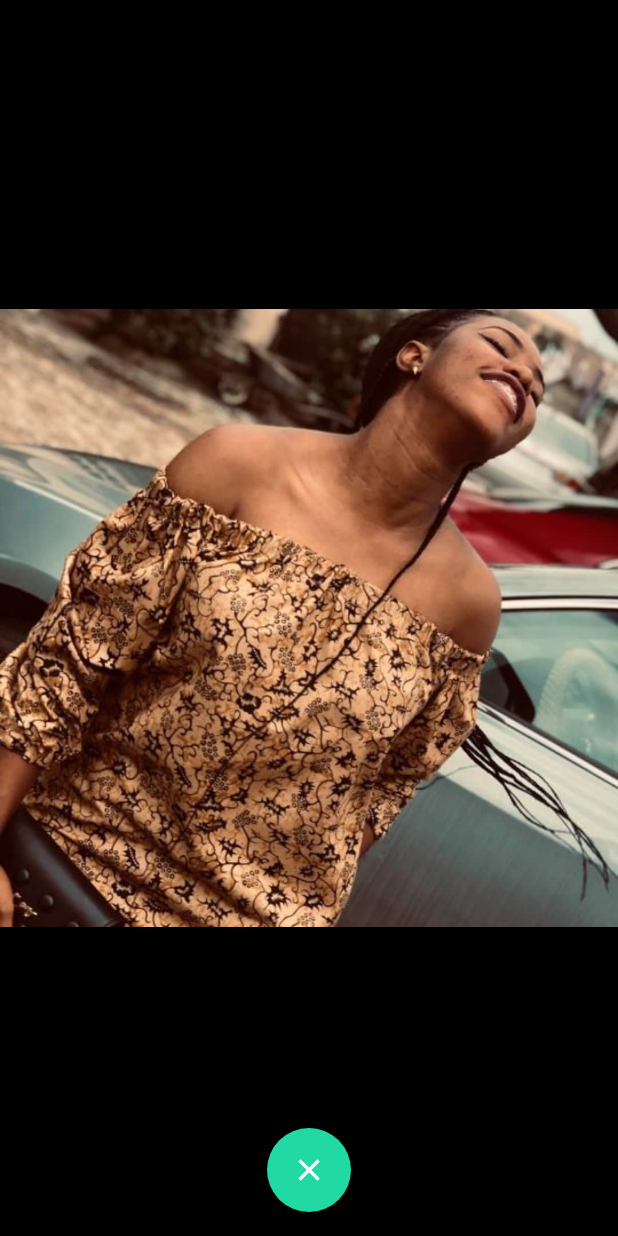
After one commit to ibukunoluwanap/marktorder_flutter, a Flutter app: the ViewImage screen opened directly, on a phone screen of 412 x 824 dp. The commit adds this screen. Run offline on Flutter 3.47's test engine with Material 2 defaults, Android fonts, the phone set to English and light mode, and no system bars; drawn by our look-alikes of photo_view; our stand-ins replace csc_picker, email_validator, flutter_rating_bar, google_fonts, iconsax, intl_phone_number_input; missing offline and left inert: dropdown_plus, flutter_rounded_date_picker.

Commit message:
added photo view

```diff
--- /dev/null
+++ b/lib/components/image_display/view_image.dart
@@ -0,0 +1,46 @@
+import 'package:flutter/material.dart';
+import 'package:flutter/services.dart';
+import 'package:marktorder/utils/colors.dart';
+import 'package:photo_view/photo_view.dart';
+
+class ViewImage extends StatefulWidget {
+  final ImageProvider image;
+  const ViewImage({Key? key, required this.image}) : super(key: key);
+
+  @override
+  _ViewImageState createState() => _ViewImageState();
+}
+
+class _ViewImageState extends State<ViewImage> {
+  @override
+  Widget build(BuildContext context) {
+    return AnnotatedRegion<SystemUiOverlayStyle>(
+      value: const SystemUiOverlayStyle(
+        statusBarColor: Colors.transparent,
+      ),
+      child: Scaffold(
+        body: Container(
+          color: CustomColor.white,
+          child: Center(
+            child: PhotoView(
+              minScale: 0.5,
+              imageProvider: widget.image,
+            ),
+          ),
+        ),
+        floatingActionButtonLocation: FloatingActionButtonLocation.centerFloat,
+        floatingActionButton: FloatingActionButton(
+          onPressed: () {
+            Navigator.of(context).pop();
+          },
+          tooltip: 'Close',
+          child: const Icon(
+            Icons.close,
+            color: CustomColor.white,
+          ),
+          backgroundColor: CustomColor.green,
+        ),
+      ),
+    );
+  }
+}
--- a/lib/main.dart
+++ b/lib/main.dart
@@ -19,11 +19,11 @@ class App extends StatelessWidget {
 
     // setting status and navigation bar colors
     SystemChrome.setSystemUIOverlayStyle(SystemUiOverlayStyle(
+      statusBarColor: isDarkMode ? CustomColor.blue : CustomColor.green,
       systemNavigationBarColor:
           isDarkMode ? CustomColor.blue : CustomColor.white,
       systemNavigationBarDividerColor:
           isDarkMode ? CustomColor.blue : CustomColor.white,
-      statusBarColor: isDarkMode ? CustomColor.blue : CustomColor.green,
     ));
     return MaterialApp(
       color: isDarkMode ? CustomColor.blue : CustomColor.green,
--- a/lib/ui/user/buyer/location/address_book.dart
+++ b/lib/ui/user/buyer/location/address_book.dart
@@ -51,8 +51,6 @@ class _AddressBookState extends State<AddressBook> {
       ),
       floatingActionButton: FloatingActionButton(
         onPressed: () {},
-        isExtended: true,
-        materialTapTargetSize: MaterialTapTargetSize.shrinkWrap,
         tooltip: 'Add New Address',
         child: const Icon(
           Iconsax.add,
--- a/pubspec.yaml
+++ b/pubspec.yaml
@@ -44,6 +44,9 @@ dependencies:
   csc_picker: ^0.2.6
   dropdown_plus: ^0.0.9
   flutter_rating_bar: ^4.0.0
+  photo_view: ^0.13.0
+  flutter_blurhash: ^0.6.0
+  image_picker: ^0.8.4+4
 
 dev_dependencies:
   flutter_test:
```
Also changed, not shown: lib/ui/user/buyer/profile.dart (+20 -12 lines), pubspec.lock.
